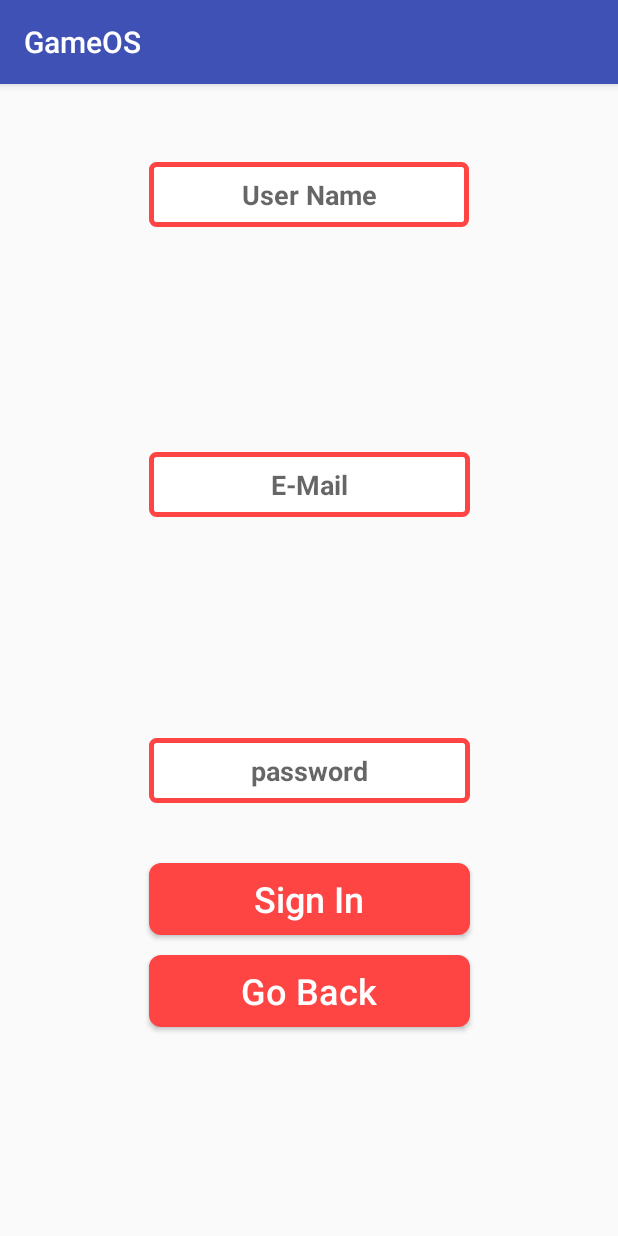
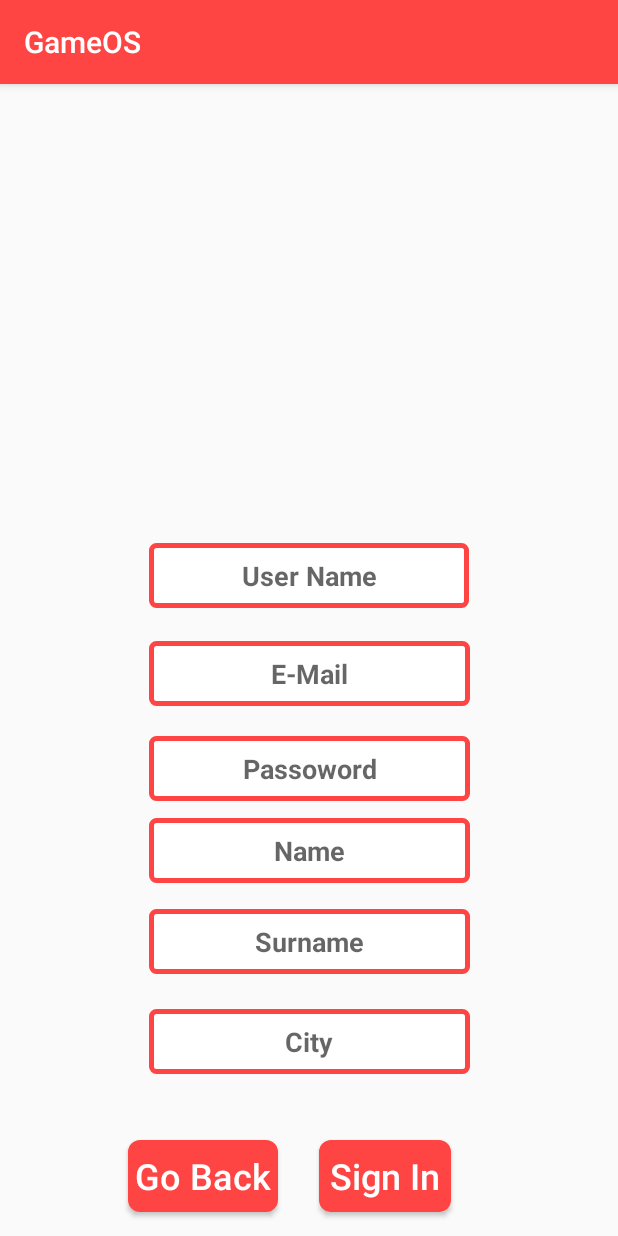
Before and after one commit to acanturgut/GameOS, an Android app: the SignInActivity screen opened directly, with no data from a screen before it, on a phone screen of 412 x 824 dp. Run offline under Robolectric (Android 15) with nearby library versions, the phone set to English and light mode, and no system bars; our stand-ins replace Firebase (no records; nobody signed in at launch, a user with empty details on screens opened directly).

Commit message:
user add

```diff
--- a/app/src/main/java/com/example/canta/project2/CreatedUser.java
+++ b/app/src/main/java/com/example/canta/project2/CreatedUser.java
@@ -7,12 +7,20 @@ package com.example.canta.project2;
 public class CreatedUser {
 
     String username;
+
+    String name;
+    String surname;
+    String city;
+
     String mescore = "0";
     String qqscore = "0";
 
-    public CreatedUser(String username) {
+    public CreatedUser(String username, String name, String surname, String city) {
 
         this.username = username;
+        this.city = city;
+        this.name = name;
+        this.surname = surname;
 
     }
 }
--- a/app/src/main/java/com/example/canta/project2/MainActivity.java
+++ b/app/src/main/java/com/example/canta/project2/MainActivity.java
@@ -27,6 +27,7 @@ public class MainActivity extends Activity implements View.OnClickListener {
 
     @Override
     protected void onCreate(Bundle savedInstanceState) {
+
         super.onCreate(savedInstanceState);
         setContentView(R.layout.activity_login);
 
@@ -103,7 +104,6 @@ public class MainActivity extends Activity implements View.OnClickListener {
 
                                     Toast.makeText(getApplicationContext(), "Fail To Login!",
                                             Toast.LENGTH_LONG).show();
-
                                 }
                             }
                         });
--- a/app/src/main/java/com/example/canta/project2/SignInActivity.java
+++ b/app/src/main/java/com/example/canta/project2/SignInActivity.java
@@ -26,6 +26,10 @@ public class SignInActivity extends AppCompatActivity implements View.OnClickLis
     private EditText email;
     private EditText password;
 
+    private EditText city;
+    private EditText name;
+    private EditText surname;
+
     private Button signIn;
     private Button goBack;
 
@@ -40,6 +44,10 @@ public class SignInActivity extends AppCompatActivity implements View.OnClickLis
         username = (EditText) findViewById(R.id.l_user_name_text_box);
         email = (EditText) findViewById(R.id.l_user_email_text_box);
         password = (EditText) findViewById(R.id.l_user_password_text_box);
+
+        city = (EditText) findViewById(R.id.sign_in_city);
+        name = (EditText) findViewById(R.id.sign_in_name);
+        surname = (EditText) findViewById(R.id.sign_in_surname);
 
         signIn = (Button) findViewById(R.id.l_sign_in_button);
         goBack = (Button) findViewById(R.id.l_go_back);
@@ -71,7 +79,7 @@ public class SignInActivity extends AppCompatActivity implements View.OnClickLis
 
                                     FirebaseUser user = mAuth.getCurrentUser();
 
-                                    CreatedUser cu = new CreatedUser(username.getText().toString());
+                                    CreatedUser cu = new CreatedUser(username.getText().toString(),name.getText().toString() ,surname.getText().toString() , city.getText().toString());
 
                                     mDatabase.child("users").child(user.getUid().toString()).child("info").setValue(cu);
 
--- a/app/src/main/res/layout/activity_sign_in.xml
+++ b/app/src/main/res/layout/activity_sign_in.xml
@@ -7,6 +7,63 @@
     tools:context="com.example.canta.project2.SignInActivity"
     tools:layout_editor_absoluteY="81dp"
     tools:layout_editor_absoluteX="0dp">
+
+    <EditText
+        android:id="@+id/sign_in_city"
+        android:layout_width="0dp"
+        android:layout_height="43dp"
+        android:background="@drawable/editextstyle"
+        android:ems="10"
+        android:hint="City"
+        android:inputType="text"
+        android:textAlignment="center"
+        android:textColor="@color/colorPrimaryDark"
+        android:textStyle="bold"
+        tools:layout_constraintRight_creator="1"
+        tools:layout_constraintBottom_creator="1"
+        app:layout_constraintBottom_toTopOf="@+id/l_go_back"
+        app:layout_constraintRight_toRightOf="@+id/sign_in_surname"
+        tools:layout_constraintLeft_creator="1"
+        android:layout_marginBottom="44dp"
+        app:layout_constraintLeft_toLeftOf="@+id/sign_in_surname" />
+
+    <EditText
+        android:id="@+id/sign_in_surname"
+        android:layout_width="0dp"
+        android:layout_height="43dp"
+        android:background="@drawable/editextstyle"
+        android:ems="10"
+        android:hint="Surname"
+        android:inputType="text"
+        android:textAlignment="center"
+        android:textColor="@color/colorPrimaryDark"
+        android:textStyle="bold"
+        tools:layout_constraintRight_creator="1"
+        tools:layout_constraintBottom_creator="1"
+        app:layout_constraintBottom_toTopOf="@+id/sign_in_city"
+        app:layout_constraintRight_toRightOf="@+id/sign_in_name"
+        tools:layout_constraintLeft_creator="1"
+        android:layout_marginBottom="23dp"
+        app:layout_constraintLeft_toLeftOf="@+id/sign_in_name" />
+
+    <EditText
+        android:id="@+id/sign_in_name"
+        android:layout_width="0dp"
+        android:layout_height="43dp"
+        android:background="@drawable/editextstyle"
+        android:ems="10"
+        android:hint="Name"
+        android:inputType="text"
+        android:textAlignment="center"
+        android:textColor="@color/colorPrimaryDark"
+        android:textStyle="bold"
+        tools:layout_constraintRight_creator="1"
+        tools:layout_constraintBottom_creator="1"
+        app:layout_constraintBottom_toTopOf="@+id/sign_in_surname"
+        app:layout_constraintRight_toRightOf="@+id/l_user_password_text_box"
+        tools:layout_constraintLeft_creator="1"
+        android:layout_marginBottom="17dp"
+        app:layout_constraintLeft_toLeftOf="@+id/l_user_password_text_box" />
 
     <EditText
         android:id="@+id/l_user_email_text_box"
@@ -19,35 +76,32 @@
         android:textAlignment="center"
         android:textColor="@color/colorPrimaryDark"
         android:textStyle="bold"
-        tools:layout_constraintTop_creator="1"
         tools:layout_constraintRight_creator="1"
         tools:layout_constraintBottom_creator="1"
-        app:layout_constraintBottom_toBottomOf="@+id/l_user_password_text_box"
+        app:layout_constraintBottom_toTopOf="@+id/l_user_password_text_box"
         app:layout_constraintRight_toRightOf="parent"
-        android:layout_marginTop="65dp"
         tools:layout_constraintLeft_creator="1"
-        android:layout_marginBottom="63dp"
-        app:layout_constraintLeft_toLeftOf="parent"
-        app:layout_constraintTop_toTopOf="@+id/l_user_name_text_box" />
+        android:layout_marginBottom="20dp"
+        app:layout_constraintLeft_toLeftOf="parent" />
 
     <EditText
         android:id="@+id/l_user_password_text_box"
-        android:layout_width="214dp"
+        android:layout_width="0dp"
         android:layout_height="43dp"
         android:background="@drawable/editextstyle"
         android:ems="10"
-        android:hint="password"
+        android:hint="Passoword"
         android:inputType="textPassword"
         android:textAlignment="center"
         android:textColor="@color/colorPrimaryDark"
         android:textStyle="bold"
         tools:layout_constraintRight_creator="1"
         tools:layout_constraintBottom_creator="1"
-        app:layout_constraintBottom_toTopOf="@+id/l_sign_in_button"
-        app:layout_constraintRight_toRightOf="parent"
+        app:layout_constraintBottom_toTopOf="@+id/sign_in_name"
+        app:layout_constraintRight_toRightOf="@+id/l_user_email_text_box"
         tools:layout_constraintLeft_creator="1"
-        android:layout_marginBottom="40dp"
-        app:layout_constraintLeft_toLeftOf="parent" />
+        android:layout_marginBottom="11dp"
+        app:layout_constraintLeft_toLeftOf="@+id/l_user_email_text_box" />
 
     <EditText
         android:id="@+id/l_user_name_text_box"
@@ -60,11 +114,11 @@
         android:textAlignment="center"
         android:textColor="@color/colorPrimaryDark"
         android:textStyle="bold"
-        tools:layout_constraintTop_creator="1"
-        android:layout_marginTop="52dp"
+        tools:layout_constraintBottom_creator="1"
+        app:layout_constraintBottom_toTopOf="@+id/l_user_email_text_box"
         tools:layout_constraintLeft_creator="1"
-        app:layout_constraintLeft_toLeftOf="@+id/l_user_email_text_box"
-        app:layout_constraintTop_toTopOf="parent" />
+        android:layout_marginBottom="22dp"
+        app:layout_constraintLeft_toLeftOf="@+id/l_user_email_text_box" />
 
     <Button
         android:id="@+id/l_sign_in_button"
@@ -75,13 +129,12 @@
         android:textAllCaps="false"
         android:textColor="@android:color/white"
         android:textSize="24sp"
-        tools:layout_constraintRight_creator="1"
         tools:layout_constraintBottom_creator="1"
-        app:layout_constraintBottom_toTopOf="@+id/l_go_back"
-        app:layout_constraintRight_toRightOf="@+id/l_user_password_text_box"
+        android:layout_marginStart="27dp"
+        app:layout_constraintBottom_toBottomOf="parent"
         tools:layout_constraintLeft_creator="1"
-        android:layout_marginBottom="13dp"
-        app:layout_constraintLeft_toLeftOf="@+id/l_user_password_text_box" />
+        android:layout_marginBottom="16dp"
+        app:layout_constraintLeft_toRightOf="@+id/l_go_back" />
 
     <Button
         android:id="@+id/l_go_back"
@@ -92,11 +145,10 @@
         android:textAllCaps="false"
         android:textColor="@android:color/white"
         android:textSize="24sp"
-        tools:layout_constraintRight_creator="1"
         tools:layout_constraintBottom_creator="1"
+        android:layout_marginStart="85dp"
         app:layout_constraintBottom_toBottomOf="parent"
-        app:layout_constraintRight_toRightOf="@+id/l_sign_in_button"
         tools:layout_constraintLeft_creator="1"
-        android:layout_marginBottom="139dp"
-        app:layout_constraintLeft_toLeftOf="@+id/l_sign_in_button" />
+        android:layout_marginBottom="16dp"
+        app:layout_constraintLeft_toLeftOf="parent" />
 </android.support.constraint.ConstraintLayout>
--- a/app/src/main/res/values/colors.xml
+++ b/app/src/main/res/values/colors.xml
@@ -1,6 +1,6 @@
 <?xml version="1.0" encoding="utf-8"?>
 <resources>
-    <color name="colorPrimary">#3f51b5 </color>
+    <color name="colorPrimary">#ff4444 </color>
     <color name="colorPrimaryDark">#ff4444</color>
     <color name="colorAccent">#ff4081 </color>
     <color name="History">#573812 </color>
```
